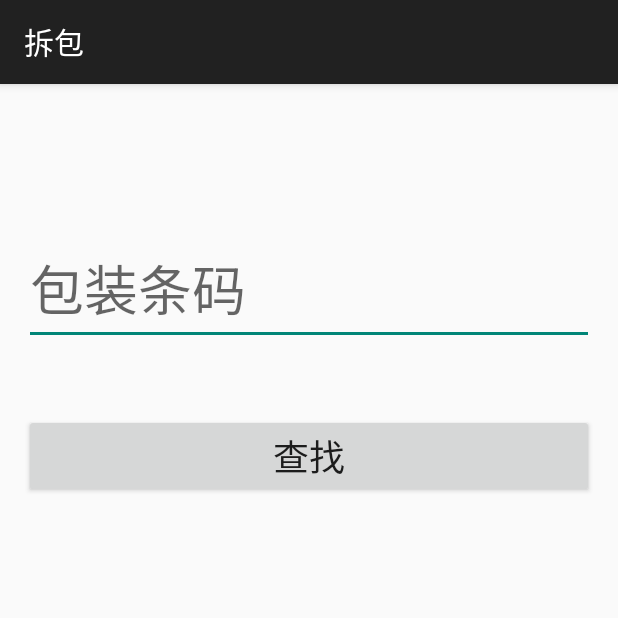
After one commit to liulixiang1988/InventoryApp, an Android app: the SplitActivity screen opened directly, with no data from a screen before it, on a phone screen of 412 x 824 dp, the top half of it. The commit adds this screen. Run offline under Robolectric (Android 15) with nearby library versions, the phone set to English and light mode, and no system bars; libraries missing offline, so code that uses them is left out: com.loopj.android.

```diff
--- a/app/src/main/java/tgit/config/Config.java
+++ b/app/src/main/java/tgit/config/Config.java
@@ -45,4 +45,8 @@ public class Config {
     public static String getUserInfo(String userId){
         return USER_INFO+userId;
     }
+
+    public static String getItemsURL(String itemCode){
+        return "product/"+itemCode;
+    }
 }
--- /dev/null
+++ b/app/src/main/java/tgit/inventory/ui/SplitActivity.java
@@ -0,0 +1,84 @@
+package tgit.inventory.ui;
+
+import android.app.AlertDialog;
+import android.content.Intent;
+import android.support.v7.app.ActionBarActivity;
+import android.os.Bundle;
+import android.util.Log;
+import android.view.Menu;
+import android.view.MenuItem;
+import android.view.View;
+import android.widget.Button;
+import android.widget.EditText;
+import com.google.gson.FieldNamingPolicy;
+import com.google.gson.Gson;
+import com.google.gson.GsonBuilder;
+import com.loopj.android.http.JsonHttpResponseHandler;
+import org.apache.http.Header;
+import org.json.JSONArray;
+import org.json.JSONException;
+import org.json.JSONObject;
+import tgit.config.Config;
+import tgit.config.Constants;
+import tgit.inventory.app.R;
+import tgit.model.Product;
+import tgit.net.RestClient;
+import tgit.util.UIHelper;
+
+import java.util.ArrayList;
+import java.util.List;
+
+public class SplitActivity extends ActionBarActivity implements View.OnClickListener {
+    public static final String TAG = SplitActivity.class.getSimpleName();
+    private EditText edtItemCode;
+    @Override
+    protected void onCreate(Bundle savedInstanceState) {
+        super.onCreate(savedInstanceState);
+        setContentView(R.layout.activity_split);
+
+        edtItemCode = (EditText) findViewById(R.id.edtItemCode);
+        Button searchBtn = (Button) findViewById(R.id.btnSearch);
+        searchBtn.setOnClickListener(this);
+    }
+
+
+    @Override
+    public boolean onCreateOptionsMenu(Menu menu) {
+        // Inflate the menu; this adds items to the action bar if it is present.
+        getMenuInflater().inflate(R.menu.menu_split, menu);
+        return true;
+    }
+
+    @Override
+    public boolean onOptionsItemSelected(MenuItem item) {
+        // Handle action bar item clicks here. The action bar will
+        // automatically handle clicks on the Home/Up button, so long
+        // as you specify a parent activity in AndroidManifest.xml.
+        int id = item.getItemId();
+
+        //noinspection SimplifiableIfStatement
+        if (id == R.id.action_settings) {
+            return true;
+        }
+
+        return super.onOptionsItemSelected(item);
+    }
+
+    @Override
+    public void onClick(View v) {
+        String itemCode = edtItemCode.getText().toString().trim();
+        if (itemCode.isEmpty()){
+            AlertDialog.Builder builder = new AlertDialog.Builder(this);
+            builder.setTitle(R.string.app_name)
+                    .setMessage(R.string.split_search_alert_msg)
+                    .setPositiveButton(android.R.string.ok, null);
+            AlertDialog dialog = builder.create();
+            dialog.show();
+            return;
+        }
+
+        Intent i = new Intent(this, ProductsActivity.class);
+        i.putExtra(Constants.ITEM_CODE, itemCode);
+        startActivity(i);
+    }
+}
--- /dev/null
+++ b/app/src/main/res/layout/activity_split.xml
@@ -0,0 +1,32 @@
+<RelativeLayout xmlns:android="http://schemas.android.com/apk/res/android"
+                xmlns:tools="http://schemas.android.com/tools"
+                android:layout_width="match_parent"
+                android:layout_height="match_parent"
+                android:paddingLeft="@dimen/activity_horizontal_margin"
+                android:paddingRight="@dimen/activity_horizontal_margin"
+                android:paddingTop="@dimen/activity_vertical_margin"
+                android:paddingBottom="@dimen/activity_vertical_margin"
+                tools:context="tgit.inventory.ui.SplitActivity">
+
+
+    <EditText
+        android:layout_width="match_parent"
+        android:layout_height="wrap_content"
+        android:id="@+id/edtItemCode"
+        android:textSize="36sp"
+        android:hint="@string/split_item_code"
+        android:layout_marginTop="83dp"
+        android:layout_alignParentTop="true"
+        android:layout_alignParentLeft="true"
+        android:layout_alignParentStart="true"/>
+
+    <Button
+        android:layout_width="match_parent"
+        android:layout_height="wrap_content"
+        android:text="@string/btn_search"
+        android:id="@+id/btnSearch"
+        android:textSize="24sp"
+        android:layout_below="@+id/edtItemCode"
+        android:layout_centerHorizontal="true"
+        android:layout_marginTop="46dp"/>
+</RelativeLayout>
--- /dev/null
+++ b/app/src/main/res/menu/menu_split.xml
@@ -0,0 +1,5 @@
+<menu xmlns:android="http://schemas.android.com/apk/res/android"
+      xmlns:app="http://schemas.android.com/apk/res-auto"
+      xmlns:tools="http://schemas.android.com/tools"
+      tools:context="tgit.inventory.ui.SplitActivity">
+</menu>
--- a/app/src/main/res/values/strings.xml
+++ b/app/src/main/res/values/strings.xml
@@ -23,5 +23,12 @@
     <string name="title_activity_inv_out">出库</string>
     <string name="login_error_text">用户名和密码都不能为空</string>
     <string name="logout">退出</string>
+    <string name="title_activity_split">拆包</string>
+    <string name="split_item_code">包装条码</string>
+    <string name="btn_ok">确定</string>
+    <string name="btn_search">查找</string>
+    <string name="split_search_alert_msg">包装条码不能为空</string>
+    <string name="title_activity_products">包装列表</string>
+    <string name="empty_product_label">没有对应的记录</string>
 
 </resources>
```
Also changed, not shown: app/src/main/AndroidManifest.xml (+13 -1 lines), app/src/main/java/tgit/config/Constants.java (added, +8 -0 lines), app/src/main/java/tgit/inventory/app/MainActivity.java (+7 -4 lines), app/src/main/java/tgit/inventory/ui/ProductsActivity.java (added, +131 -0 lines), app/src/main/java/tgit/model/Product.java (added, +183 -0 lines), app/src/main/res/layout/activity_products.xml (added, +7 -0 lines), app/src/main/res/layout/fragment_products.xml (added, +20 -0 lines), app/src/main/res/menu/menu_products.xml (added, +9 -0 lines).
